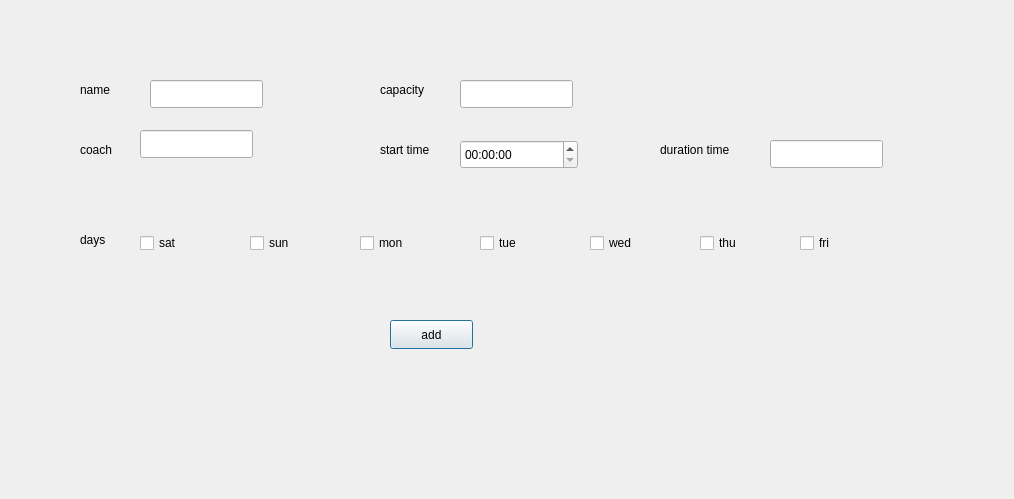
The window that addtraining.ui (YousefKaram5824/Project) describes before a commit, drawn with Qt 5.
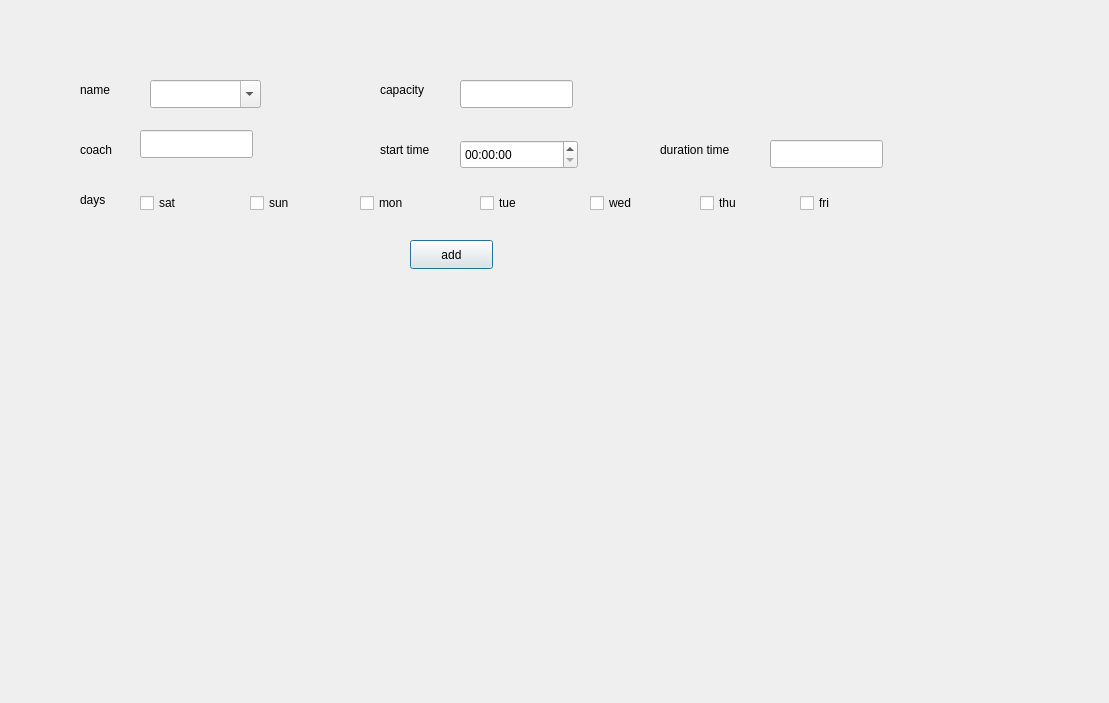
The same window after the commit.

```diff
--- a/addtraining.ui
+++ b/addtraining.ui
@@ -6,8 +6,8 @@
    <rect>
     <x>0</x>
     <y>0</y>
-    <width>1014</width>
-    <height>499</height>
+    <width>1109</width>
+    <height>703</height>
    </rect>
   </property>
   <property name="windowTitle">
@@ -26,16 +26,6 @@
     <string>name </string>
    </property>
   </widget>
-  <widget class="QLineEdit" name="trainingNamelineEdit">
-   <property name="geometry">
-    <rect>
-     <x>150</x>
-     <y>80</y>
-     <width>113</width>
-     <height>28</height>
-    </rect>
-   </property>
-  </widget>
   <widget class="QLabel" name="label_21">
    <property name="geometry">
     <rect>
@@ -132,7 +122,7 @@
    <property name="geometry">
     <rect>
      <x>80</x>
-     <y>230</y>
+     <y>190</y>
      <width>63</width>
      <height>20</height>
     </rect>
@@ -145,7 +135,7 @@
    <property name="geometry">
     <rect>
      <x>700</x>
-     <y>230</y>
+     <y>190</y>
      <width>93</width>
      <height>26</height>
     </rect>
@@ -158,7 +148,7 @@
    <property name="geometry">
     <rect>
      <x>140</x>
-     <y>230</y>
+     <y>190</y>
      <width>93</width>
      <height>26</height>
     </rect>
@@ -171,7 +161,7 @@
    <property name="geometry">
     <rect>
      <x>250</x>
-     <y>230</y>
+     <y>190</y>
      <width>93</width>
      <height>26</height>
     </rect>
@@ -184,7 +174,7 @@
    <property name="geometry">
     <rect>
      <x>360</x>
-     <y>230</y>
+     <y>190</y>
      <width>93</width>
      <height>26</height>
     </rect>
@@ -197,7 +187,7 @@
    <property name="geometry">
     <rect>
      <x>480</x>
-     <y>230</y>
+     <y>190</y>
      <width>93</width>
      <height>26</height>
     </rect>
@@ -210,7 +200,7 @@
    <property name="geometry">
     <rect>
      <x>590</x>
-     <y>230</y>
+     <y>190</y>
      <width>93</width>
      <height>26</height>
     </rect>
@@ -223,7 +213,7 @@
    <property name="geometry">
     <rect>
      <x>800</x>
-     <y>230</y>
+     <y>190</y>
      <width>93</width>
      <height>26</height>
     </rect>
@@ -235,8 +225,8 @@
   <widget class="QPushButton" name="pushButton_3">
    <property name="geometry">
     <rect>
-     <x>390</x>
-     <y>320</y>
+     <x>410</x>
+     <y>240</y>
      <width>83</width>
      <height>29</height>
     </rect>
@@ -245,6 +235,19 @@
     <string>add</string>
    </property>
   </widget>
+  <widget class="QComboBox" name="namecomboBox">
+   <property name="geometry">
+    <rect>
+     <x>150</x>
+     <y>80</y>
+     <width>111</width>
+     <height>28</height>
+    </rect>
+   </property>
+   <property name="editable">
+    <bool>true</bool>
+   </property>
+  </widget>
  </widget>
  <resources/>
  <connections/>
```
